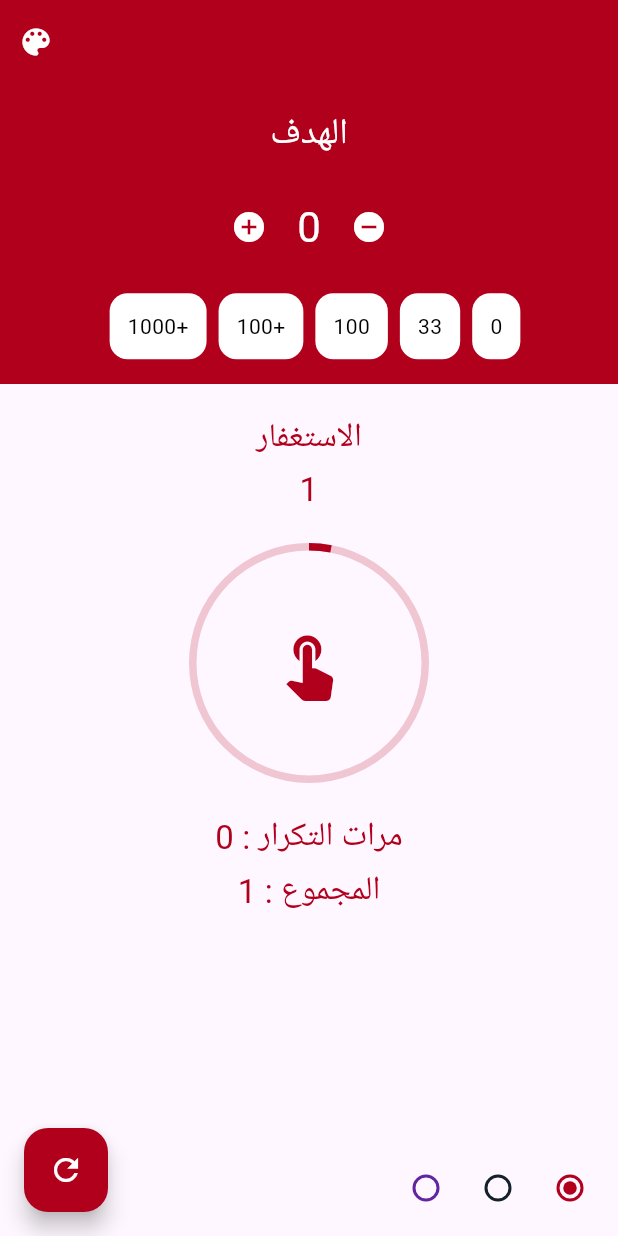
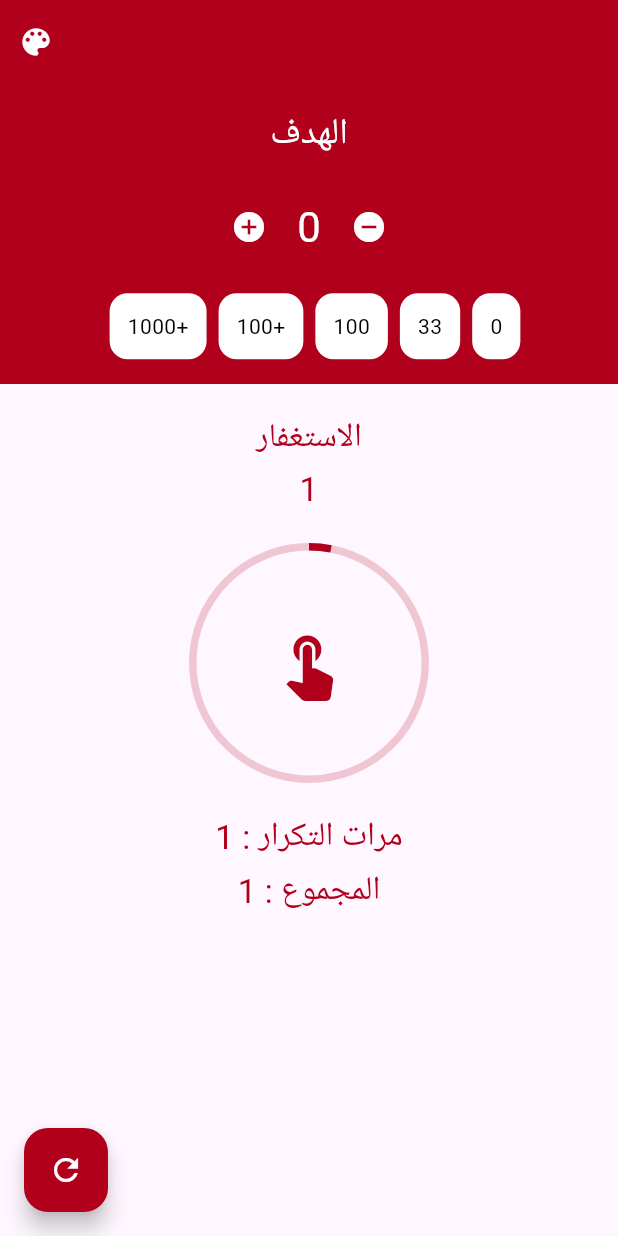
Before and after one commit to taha2901/Tasbeeh, a Flutter app: the screen it shows after launch, after a tap on the "touch app" icon, on a phone screen of 412 x 824 dp. Run offline on Flutter 3.47's test engine with Material 3 defaults, Android fonts, the phone set to English and light mode, and no system bars; drawn by our look-alikes of percent_indicator; our stand-ins replace shared_preferences.

Commit message:
color pref is done , visibility is done

```diff
--- a/lib/home.dart
+++ b/lib/home.dart
@@ -16,6 +16,7 @@ int colorHex = 0xffB1001C;
 int _counter = 0;
 int _time = 0;
 int _goal = 0;
+bool isActive = false;
 
 class _HomeScreenState extends State<HomeScreen> {
   resetToZero({bool resetGoal = false}) {
@@ -39,12 +40,19 @@ class _HomeScreenState extends State<HomeScreen> {
     pref.setInt('goal', value);
   }
 
+  setColor(int value) async {
+    final SharedPreferences pref = await SharedPreferences.getInstance();
+    pref.setInt('color', value);
+    getCount();
+  }
+
   getCount() async {
     final SharedPreferences pref = await SharedPreferences.getInstance();
     setState(() {
       _counter = pref.getInt('counter') ?? 0;
       _time = pref.getInt('time') ?? 0;
       _goal = pref.getInt('goal') ?? 0;
+      colorHex = pref.getInt('color') ?? 0xffB1001C;
     });
   }
 
@@ -77,9 +85,13 @@ class _HomeScreenState extends State<HomeScreen> {
           elevation: 0.0,
           actions: [
             IconButton(
-              onPressed: () {},
-              icon: const Icon(
-                Icons.color_lens,
+              onPressed: () {
+                setState(() {
+                  isActive =! isActive;
+                });
+              },
+              icon: Icon(
+                isActive == true ? Icons.color_lens_outlined : Icons.color_lens,
                 color: Colors.white,
               ),
             ),
@@ -266,11 +278,12 @@ class _HomeScreenState extends State<HomeScreen> {
                   center: GestureDetector(
                     onTap: () {
                       setState(() {
-                        if (_counter == 30) {
+                        if (_counter >= _goal) {
                           setTime(_time += 1);
-                          setCount(_counter = 0);
+                          setCount(_counter = 1);
+                        } else {
+                          setCount(_counter += 1);
                         }
-                        setCount(_counter += 1);
                       });
                     },
                     child: Icon(
@@ -304,6 +317,8 @@ class _HomeScreenState extends State<HomeScreen> {
             const Spacer(),
             Padding(
               padding: const EdgeInsets.all(8.0),
+              child: Visibility(
+                visible: isActive,
                 child: Row(
                   children: [
                     Radio(
@@ -313,8 +328,8 @@ class _HomeScreenState extends State<HomeScreen> {
                         groupValue: colorHex,
                         onChanged: (val) {
                           setState(() {
-                          // setColor(val!);
-                          colorHex = val!;
+                            setColor(val!);
+                            // colorHex = val!;
                           });
                         }),
                     Radio(
@@ -324,8 +339,8 @@ class _HomeScreenState extends State<HomeScreen> {
                         groupValue: colorHex,
                         onChanged: (val) {
                           setState(() {
-                          // setColor(val!);
-                          colorHex = val!;
+                            setColor(val!);
+                            // colorHex = val!;
                           });
                         }),
                     Radio(
@@ -335,11 +350,12 @@ class _HomeScreenState extends State<HomeScreen> {
                         groupValue: colorHex,
                         onChanged: (val) {
                           setState(() {
-                          // setColor(val!);
-                          colorHex = val!;
+                            setColor(val!);
+                            // colorHex = val!;
                           });
                         }),
                   ],
+                ),
               ),
             ),
           ],
```
Lines whose indentation alone changed are shown as unchanged.
